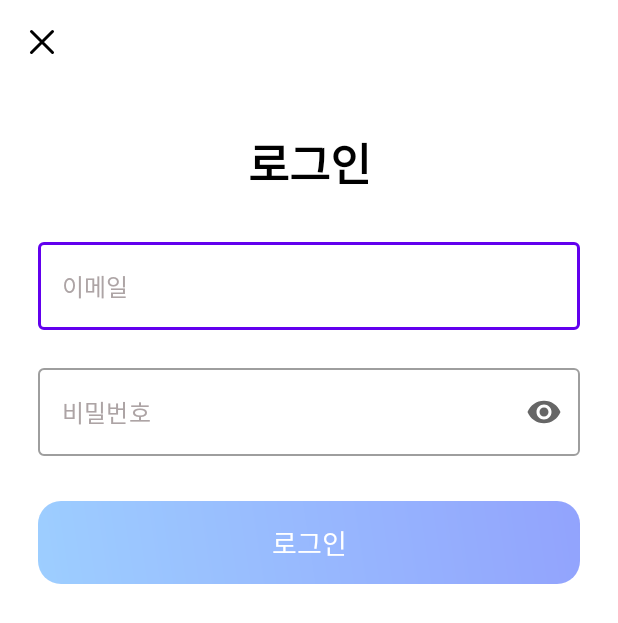
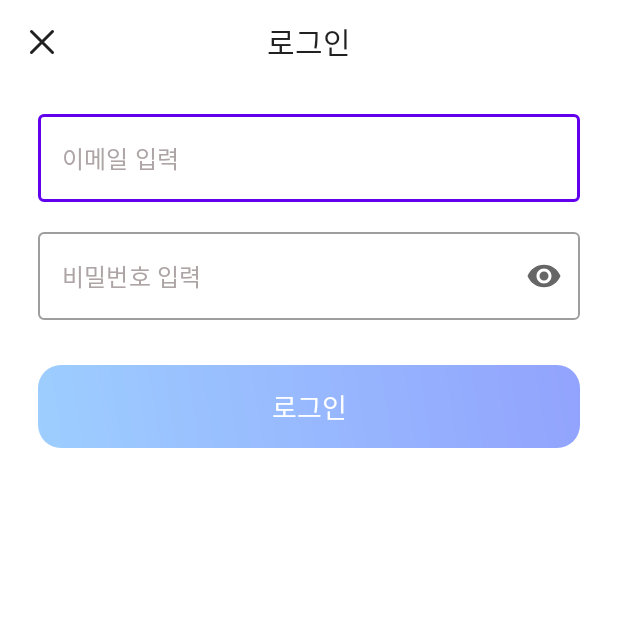
Before and after one commit to youuungh/RemindPassword, an Android app: the LoginActivity screen opened directly, with no data from a screen before it, on a phone screen of 412 x 824 dp. Shown: the top 623 px of the screen. Run offline under Robolectric (Android 15) with nearby library versions, the phone set to English and light mode, and no system bars; our stand-ins replace Firebase (no records; nobody signed in at launch, a user with empty details on screens opened directly).

Commit message:
비밀번호 관리자

```diff
--- a/app/src/main/java/com/example/passwordmanager/LoginActivity.java
+++ b/app/src/main/java/com/example/passwordmanager/LoginActivity.java
@@ -20,6 +20,7 @@ import android.widget.ProgressBar;
 
 import com.google.android.gms.tasks.OnCompleteListener;
 import com.google.android.gms.tasks.Task;
+import com.google.android.material.appbar.MaterialToolbar;
 import com.google.android.material.textfield.TextInputEditText;
 import com.google.firebase.auth.AuthResult;
 import com.google.firebase.auth.FirebaseAuth;
@@ -28,7 +29,7 @@ public class LoginActivity extends AppCompatActivity {
     TextInputEditText login_email, login_password;
     ProgressBar progressBar;
     FirebaseAuth fAuth;
-    Toolbar toolbar;
+    MaterialToolbar mToolbar;
     Button button_login;
 
     @Override
@@ -36,10 +37,9 @@ public class LoginActivity extends AppCompatActivity {
         super.onCreate(savedInstanceState);
         setContentView(R.layout.activity_login);
 
-        toolbar = findViewById(R.id.toolbar);
-        setSupportActionBar(toolbar);
-        getSupportActionBar().setTitle("");
-        toolbar.setNavigationOnClickListener(view -> {
+        mToolbar = findViewById(R.id.topAppbar);
+        setSupportActionBar(mToolbar);
+        mToolbar.setNavigationOnClickListener(view -> {
             this.finish();
         });
 
--- a/app/src/main/res/drawable/ic_close.xml
+++ b/app/src/main/res/drawable/ic_close.xml
@@ -7,6 +7,6 @@
       android:pathData="M19,5L5,19M19,19L5,5"
       android:strokeWidth="2"
       android:fillColor="#00000000"
-      android:strokeColor="#000000"
+      android:strokeColor="#212121"
       android:strokeLineCap="round"/>
 </vector>
--- a/app/src/main/res/layout/activity_login.xml
+++ b/app/src/main/res/layout/activity_login.xml
@@ -1,5 +1,6 @@
 <?xml version="1.0" encoding="utf-8"?>
-<androidx.constraintlayout.widget.ConstraintLayout xmlns:android="http://schemas.android.com/apk/res/android"
+<androidx.constraintlayout.widget.ConstraintLayout
+    xmlns:android="http://schemas.android.com/apk/res/android"
     xmlns:app="http://schemas.android.com/apk/res-auto"
     xmlns:tools="http://schemas.android.com/tools"
     android:layout_width="match_parent"
@@ -13,16 +14,17 @@
         app:elevation="0dp"
         app:layout_constraintTop_toTopOf="parent">
 
-        <androidx.appcompat.widget.Toolbar
-            android:id="@+id/toolbar"
+        <com.google.android.material.appbar.MaterialToolbar
+            android:id="@+id/topAppbar"
             android:layout_width="match_parent"
             android:layout_height="?attr/actionBarSize"
             android:background="@color/white"
+            app:title="로그인"
+            app:titleCentered="true"
             app:navigationIcon="@drawable/ic_close"/>
-
     </com.google.android.material.appbar.AppBarLayout>
 
-    <RelativeLayout
+    <FrameLayout
         android:layout_width="match_parent"
         android:layout_height="0dp"
         app:layout_constraintBottom_toBottomOf="parent"
@@ -35,31 +37,21 @@
             android:paddingRight="25dp"
             android:orientation="vertical">
 
-            <TextView
+            <com.google.android.material.textfield.TextInputLayout
+                style="@style/Widget.MaterialComponents.TextInputLayout.OutlinedBox"
                 android:layout_width="match_parent"
                 android:layout_height="wrap_content"
-                android:layout_marginVertical="30dp"
-                android:gravity="center"
-                android:text="로그인"
-                android:textSize="30dp"
-                android:textStyle="bold"
-                android:textColor="@color/black"/>
-
-            <com.google.android.material.textfield.TextInputLayout
-                android:layout_width="match_parent"
-                android:layout_height="wrap_content"
+                android:layout_marginTop="20dp"
                 android:theme="@style/Theme.MaterialComponents.Light.NoActionBar"
-                style="@style/Widget.MaterialComponents.TextInputLayout.OutlinedBox"
                 app:endIconMode="clear_text"
                 app:hintEnabled="false">
 
                 <com.google.android.material.textfield.TextInputEditText
                     android:id="@+id/login_email"
+                    style="@style/Widget.MaterialComponents.TextInputEditText.OutlinedBox"
                     android:layout_width="match_parent"
                     android:layout_height="wrap_content"
-                    style="@style/Widget.MaterialComponents.TextInputEditText.OutlinedBox"
-                    android:drawablePadding="10dp"
-                    android:hint="이메일"
+                    android:hint="이메일 입력"
                     android:inputType="textEmailAddress"
                     android:longClickable="false"
                     android:textColorHint="#ADA4A5"
@@ -67,26 +59,25 @@
             </com.google.android.material.textfield.TextInputLayout>
 
             <com.google.android.material.textfield.TextInputLayout
+                style="@style/Widget.MaterialComponents.TextInputLayout.OutlinedBox"
                 android:layout_width="match_parent"
                 android:layout_height="wrap_content"
-                android:layout_marginTop="25dp"
+                android:layout_marginTop="20dp"
                 android:theme="@style/Theme.MaterialComponents.Light.NoActionBar"
-                style="@style/Widget.MaterialComponents.TextInputLayout.OutlinedBox"
                 app:endIconMode="password_toggle"
                 app:endIconCheckable="true"
                 app:hintEnabled="false">
 
                 <com.google.android.material.textfield.TextInputEditText
                     android:id="@+id/login_password"
+                    style="@style/Widget.MaterialComponents.TextInputEditText.OutlinedBox"
                     android:layout_width="match_parent"
                     android:layout_height="wrap_content"
-                    style="@style/Widget.MaterialComponents.TextInputEditText.OutlinedBox"
-                    android:drawablePadding="10dp"
-                    android:hint="비밀번호"
+                    android:hint="비밀번호 입력"
                     android:inputType="textPassword"
                     android:longClickable="false"
                     android:textColorHint="#ADA4A5"
-                    android:maxLines="1"/>
+                    android:maxLines="1" />
             </com.google.android.material.textfield.TextInputLayout>
 
             <RelativeLayout
@@ -118,5 +109,6 @@
                     style="?android:attr/borderlessButtonStyle"/>
             </RelativeLayout>
         </LinearLayout>
-    </RelativeLayout>
+
+    </FrameLayout>
 </androidx.constraintlayout.widget.ConstraintLayout>
```
Also changed, not shown: app/src/main/res/drawable/ic_email.xml (deleted, +0 -21 lines), app/src/main/res/drawable/ic_lock.xml (deleted, +0 -28 lines).
